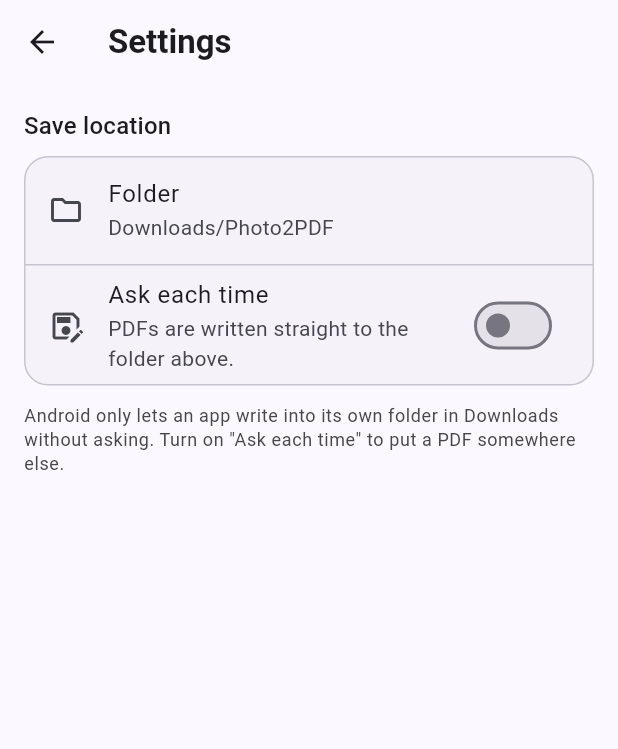
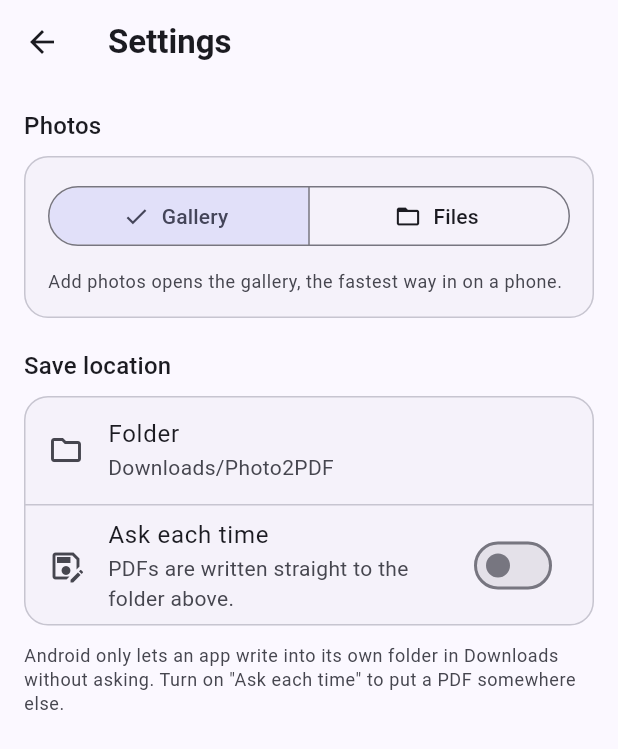
Before and after one commit to srynprjl/Photo2PDF, a Flutter app: the screen it shows after launch, after a tap on the "settings" icon, on a phone screen of 412 x 824 dp. Shown: the top 749 px of the screen. Run offline on Flutter 3.47's test engine with Material 3 defaults, Android fonts, the phone set to English and light mode, and no system bars; our stand-ins replace file_picker, material_ui, pdf, shared_preferences; missing offline and left inert: file_saver, file_selector.

Commit message:
open gallery by default and let user pick gallery or files in settings

```diff
--- a/lib/src/screens/converter_screen.dart
+++ b/lib/src/screens/converter_screen.dart
@@ -24,6 +24,7 @@ class _ConverterScreenState extends State<ConverterScreen> {
   PageSizeMode _pageSize = PageSizeMode.a4;
   double _marginMm = 10;
   PageOrientation _orientation = PageOrientation.auto;
+  PhotoSource _photoSource = PhotoSource.gallery;
   SaveLocation _saveLocation = const SaveLocation();
   bool _busy = false;
 
@@ -36,8 +37,10 @@ class _ConverterScreenState extends State<ConverterScreen> {
   Future<void> _restoreSettings() async {
     final PdfSettings? saved = await SettingsStore.instance.load();
     final SaveLocation location = await SettingsStore.instance.loadSaveLocation();
+    final PhotoSource source = await SettingsStore.instance.loadPhotoSource();
     if (!mounted) return;
     setState(() {
+      _photoSource = source;
       if (saved != null) {
         _pageSize = saved.pageSize;
         _marginMm = saved.marginMm;
@@ -53,8 +56,12 @@ class _ConverterScreenState extends State<ConverterScreen> {
     );
     if (!mounted) return;
     final SaveLocation location = await SettingsStore.instance.loadSaveLocation();
+    final PhotoSource source = await SettingsStore.instance.loadPhotoSource();
     if (!mounted) return;
-    setState(() => _saveLocation = location);
+    setState(() {
+      _saveLocation = location;
+      _photoSource = source;
+    });
   }
 
   void _selectPageSize(PageSizeMode mode) {
@@ -352,7 +359,8 @@ class _ConverterScreenState extends State<ConverterScreen> {
   Future<void> _addImages() async {
     if (_busy) return;
     try {
-      final PickedImages? picked = await ImagePickerService.instance.pick();
+      final PickedImages? picked =
+          await ImagePickerService.instance.pick(source: _photoSource);
       if (picked == null || !mounted) return;
 
       setState(() => _images.addAll(picked.images));
--- a/lib/src/screens/settings_screen.dart
+++ b/lib/src/screens/settings_screen.dart
@@ -3,6 +3,7 @@ import 'dart:io';
 import 'package:file_selector/file_selector.dart';
 import 'package:material_ui/material_ui.dart';
 
+import '../services/image_picker_service.dart';
 import '../services/save_location.dart';
 import '../services/settings_store.dart';
 
@@ -16,6 +17,7 @@ class SettingsScreen extends StatefulWidget {
 
 class _SettingsScreenState extends State<SettingsScreen> {
   SaveLocation _location = const SaveLocation();
+  PhotoSource _photoSource = PhotoSource.gallery;
   bool _ready = false;
 
   bool get _isPhone => Platform.isAndroid || Platform.isIOS;
@@ -28,9 +30,11 @@ class _SettingsScreenState extends State<SettingsScreen> {
 
   Future<void> _load() async {
     final SaveLocation saved = await SettingsStore.instance.loadSaveLocation();
+    final PhotoSource source = await SettingsStore.instance.loadPhotoSource();
     if (!mounted) return;
     setState(() {
       _location = saved;
+      _photoSource = source;
       _ready = true;
     });
   }
@@ -38,6 +42,11 @@ class _SettingsScreenState extends State<SettingsScreen> {
   Future<void> _apply(SaveLocation next) async {
     setState(() => _location = next);
     await SettingsStore.instance.saveSaveLocation(next);
+  }
+
+  Future<void> _applyPhotoSource(PhotoSource source) async {
+    setState(() => _photoSource = source);
+    await SettingsStore.instance.savePhotoSource(source);
   }
 
   Future<void> _pickFolder() async {
@@ -69,6 +78,47 @@ class _SettingsScreenState extends State<SettingsScreen> {
           : ListView(
               padding: const EdgeInsets.all(16),
               children: <Widget>[
+                Text('Photos', style: theme.textTheme.titleMedium),
+                const SizedBox(height: 8),
+                Card(
+                  child: Padding(
+                    padding: const EdgeInsets.fromLTRB(16, 16, 16, 16),
+                    child: Column(
+                      crossAxisAlignment: CrossAxisAlignment.stretch,
+                      children: <Widget>[
+                        SegmentedButton<PhotoSource>(
+                          segments: const <ButtonSegment<PhotoSource>>[
+                            ButtonSegment<PhotoSource>(
+                              value: PhotoSource.gallery,
+                              icon: Icon(Icons.photo_library_outlined),
+                              label: Text('Gallery'),
+                            ),
+                            ButtonSegment<PhotoSource>(
+                              value: PhotoSource.files,
+                              icon: Icon(Icons.folder_open_outlined),
+                              label: Text('Files'),
+                            ),
+                          ],
+                          selected: <PhotoSource>{_photoSource},
+                          onSelectionChanged: (Set<PhotoSource> selection) =>
+                              _applyPhotoSource(selection.first),
+                        ),
+                        const SizedBox(height: 12),
+                        Text(
+                          _photoSource == PhotoSource.gallery
+                              ? 'Add photos opens the gallery, the fastest way '
+                                  'in on a phone.'
+                              : 'Add photos opens the file browser, for '
+                                  'downloads and unusual formats.',
+                          style: theme.textTheme.bodySmall?.copyWith(
+                            color: theme.colorScheme.onSurfaceVariant,
+                          ),
+                        ),
+                      ],
+                    ),
+                  ),
+                ),
+                const SizedBox(height: 20),
                 Text('Save location', style: theme.textTheme.titleMedium),
                 const SizedBox(height: 8),
                 Card(
--- a/lib/src/services/image_picker_service.dart
+++ b/lib/src/services/image_picker_service.dart
@@ -6,6 +6,16 @@ import '../core/photo_info.dart';
 import '../core/photo_normalizer.dart';
 import '../core/platform_decoder.dart';
 import '../models/selected_image.dart';
+
+/// Where the picker looks for photos.
+enum PhotoSource { gallery, files }
+
+extension PhotoSourceLabels on PhotoSource {
+  String get label => switch (this) {
+    PhotoSource.gallery => 'Gallery',
+    PhotoSource.files => 'Files',
+  };
+}
 
 /// Result of one picker session.
 class PickedImages {
@@ -24,12 +34,19 @@ class ImagePickerService {
 
   int _nextId = 0;
 
-  /// Opens the platform file picker. Returns `null` when the user cancels.
-  Future<PickedImages?> pick() async {
+  /// Opens the gallery or the file browser. Returns `null` when the user
+  /// cancels.
+  ///
+  /// The gallery is the default because it is the shortest way to a photo on a
+  /// phone; the file browser stays one setting away for downloads and for the
+  /// formats a gallery may hide.
+  Future<PickedImages?> pick({PhotoSource source = PhotoSource.gallery}) async {
     final List<PlatformFile> files = await FilePicker.pickFiles(
       dialogTitle: 'Choose photos',
-      type: FileType.custom,
-      allowedExtensions: const <String>[
+      type: source == PhotoSource.gallery ? FileType.image : FileType.custom,
+      allowedExtensions: source == PhotoSource.gallery
+          ? null
+          : const <String>[
               'jpg',
               'jpeg',
               'png',
--- a/lib/src/services/settings_store.dart
+++ b/lib/src/services/settings_store.dart
@@ -1,6 +1,7 @@
 import 'package:shared_preferences/shared_preferences.dart';
 
 import '../core/pdf_builder.dart';
+import 'image_picker_service.dart';
 import 'save_location.dart';
 
 /// The parts of the output setup worth remembering between runs.
@@ -25,6 +26,7 @@ class SettingsStore {
   static const String _marginKey = 'marginMm';
   static const String _orientationKey = 'pageOrientation';
   static const String _saveFolderKey = 'saveFolder';
+  static const String _photoSourceKey = 'photoSource';
   static const String _askSaveKey = 'askWhereToSave';
 
   /// Returns the saved setup, or `null` on a first run.
@@ -68,6 +70,29 @@ class SettingsStore {
     }
   }
 
+  /// Whether `Add photos` opens the gallery or the file browser.
+  Future<PhotoSource> loadPhotoSource() async {
+    try {
+      final SharedPreferences prefs = await SharedPreferences.getInstance();
+      final String? name = prefs.getString(_photoSourceKey);
+      return PhotoSource.values.firstWhere(
+        (PhotoSource source) => source.name == name,
+        orElse: () => PhotoSource.gallery,
+      );
+    } on Exception {
+      return PhotoSource.gallery;
+    }
+  }
+
+  Future<void> savePhotoSource(PhotoSource source) async {
+    try {
+      final SharedPreferences prefs = await SharedPreferences.getInstance();
+      await prefs.setString(_photoSourceKey, source.name);
+    } on Exception {
+      // Best effort: the gallery stays the fallback for this session.
+    }
+  }
+
   /// The folder (or the "ask me" switch) chosen in the settings screen.
   Future<SaveLocation> loadSaveLocation() async {
     try {
```
Also changed, not shown: 1 other file. Lines whose indentation alone changed are shown as unchanged.
